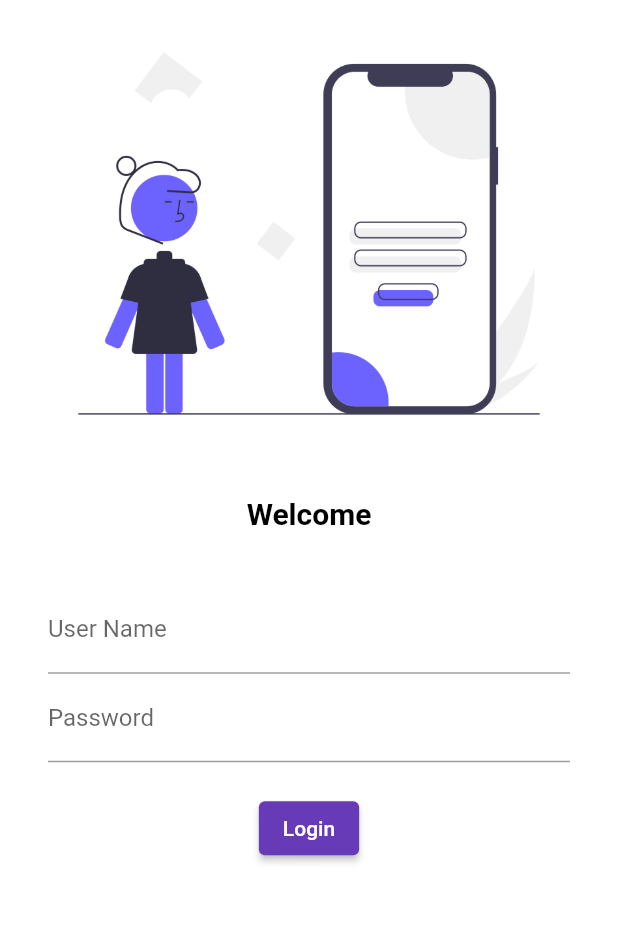
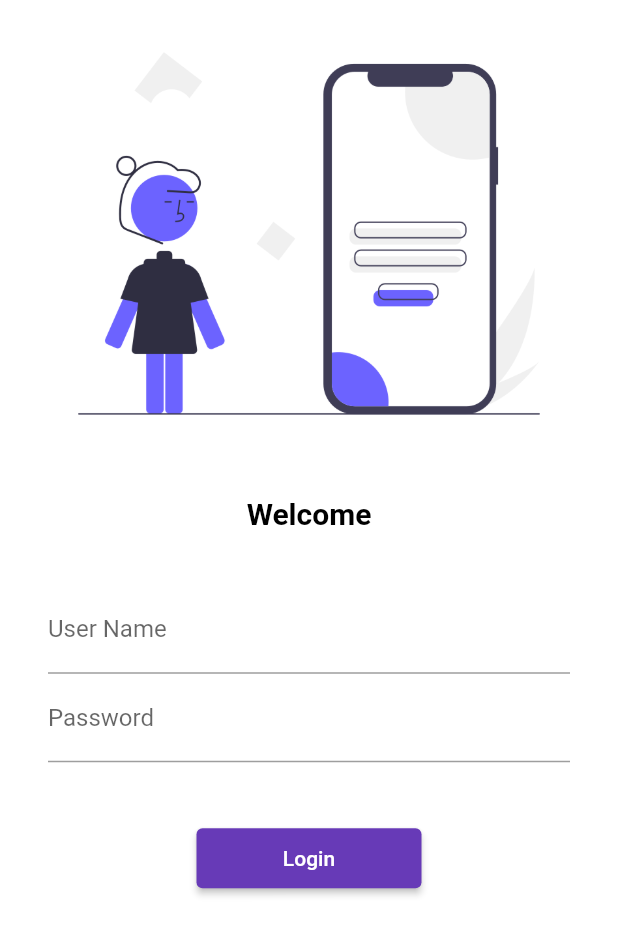
Before and after one commit to saifali2655/flutter_catalog, a Flutter app: the screen it shows after launch, on a phone screen of 412 x 824 dp. Shown: the top 935 px of the screen. Run offline on Flutter 3.47's test engine with Material 2 defaults, Android fonts, the phone set to English and light mode, and no system bars.

Commit message:
day5 completed

```diff
--- a/lib/main.dart
+++ b/lib/main.dart
@@ -1,6 +1,7 @@
 import 'package:flutter/material.dart';
 import 'package:flutter_catalog/pages/home_page.dart';
 import 'package:flutter_catalog/pages/login_page.dart';
+import 'package:flutter_catalog/utils/routes.dart';
 
 void main() {
   runApp(MyApp());
@@ -12,6 +13,7 @@ class MyApp extends StatelessWidget {
   @override
   Widget build(BuildContext context) {
     return MaterialApp(
+      debugShowCheckedModeBanner: false,
       //home: HomePage(),
       themeMode: ThemeMode.dark,
       theme: ThemeData(primarySwatch: Colors.deepPurple),
@@ -19,8 +21,8 @@ class MyApp extends StatelessWidget {
       initialRoute: "/login",
       routes: {
         "/": (context) => LoginPage(),
-        "/home": (context) => HomePage(),
-        "/login": (context) => LoginPage()
+        MyRoutes.homeRoute: (context) => HomePage(),
+        MyRoutes.loginRoute: (context) => LoginPage()
       },
     );
   }
--- a/lib/pages/login_page.dart
+++ b/lib/pages/login_page.dart
@@ -1,10 +1,12 @@
 import 'package:flutter/material.dart';
+import 'package:flutter_catalog/utils/routes.dart';
 
 class LoginPage extends StatelessWidget {
   @override
   Widget build(BuildContext context) {
     return Material(
         color: Colors.white,
+        child: SingleChildScrollView(
           child: Column(
             children: [
               Image.asset(
@@ -23,29 +25,33 @@ class LoginPage extends StatelessWidget {
               ),
               SizedBox(height: 20.0),
               Padding(
-              padding:
-                  const EdgeInsets.symmetric(vertical: 16.0, horizontal: 32.0),
+                padding: const EdgeInsets.symmetric(
+                    vertical: 16.0, horizontal: 32.0),
                 child: Column(
                   children: [
                     TextFormField(
                         style: TextStyle(color: Colors.black),
                         decoration: InputDecoration(
-                          hintText: "Enter User Name", labelText: "User Name")),
+                            hintText: "Enter User Name",
+                            labelText: "User Name")),
                     TextFormField(
                         style: TextStyle(color: Colors.black),
                         obscureText: true,
                         decoration: InputDecoration(
                             hintText: "Enter Password", labelText: "Password")),
-                  SizedBox(height: 20.0),
+                    SizedBox(height: 40.0),
                     ElevatedButton(
                       onPressed: () {
-                        print("Hello");
+                        Navigator.pushNamed(context, MyRoutes.homeRoute);
                       },
-                      child: Text("Login"))
+                      child: Text("Login"),
+                      style: TextButton.styleFrom(minimumSize: Size(150, 40)),
+                    )
                   ],
                 ),
               )
             ],
+          ),
         ));
   }
 }
--- /dev/null
+++ b/lib/utils/routes.dart
@@ -0,0 +1,4 @@
+class MyRoutes {
+  static String loginRoute = "/login";
+  static String homeRoute = "/home";
+}
```
Lines whose indentation alone changed are shown as unchanged.
